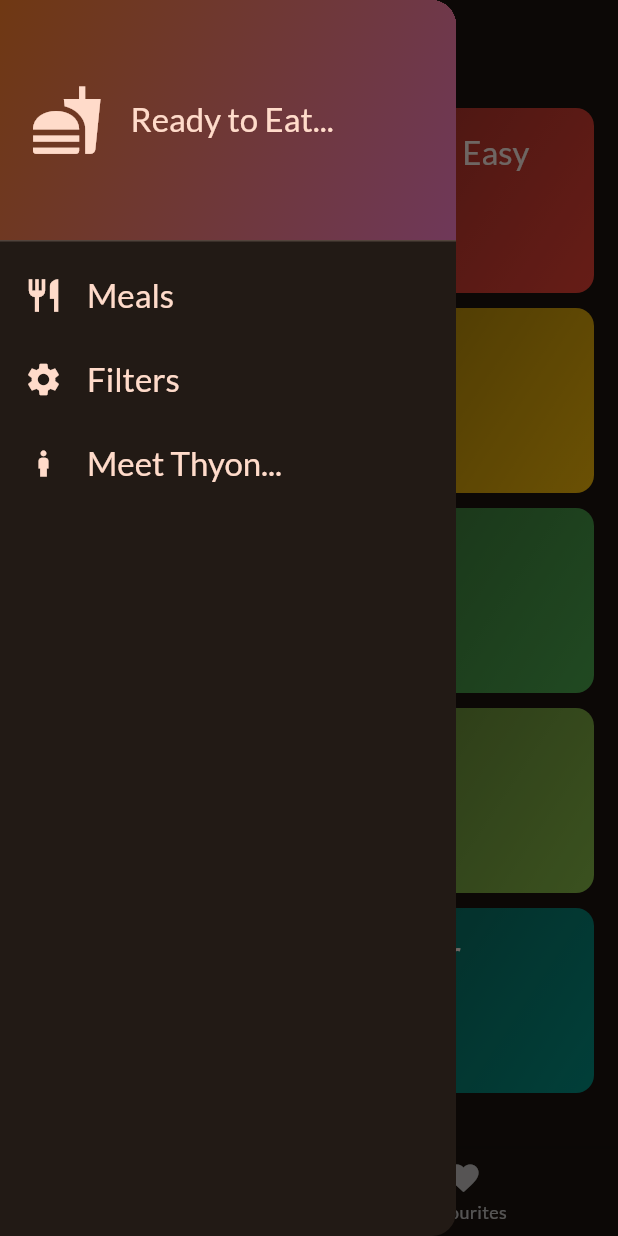
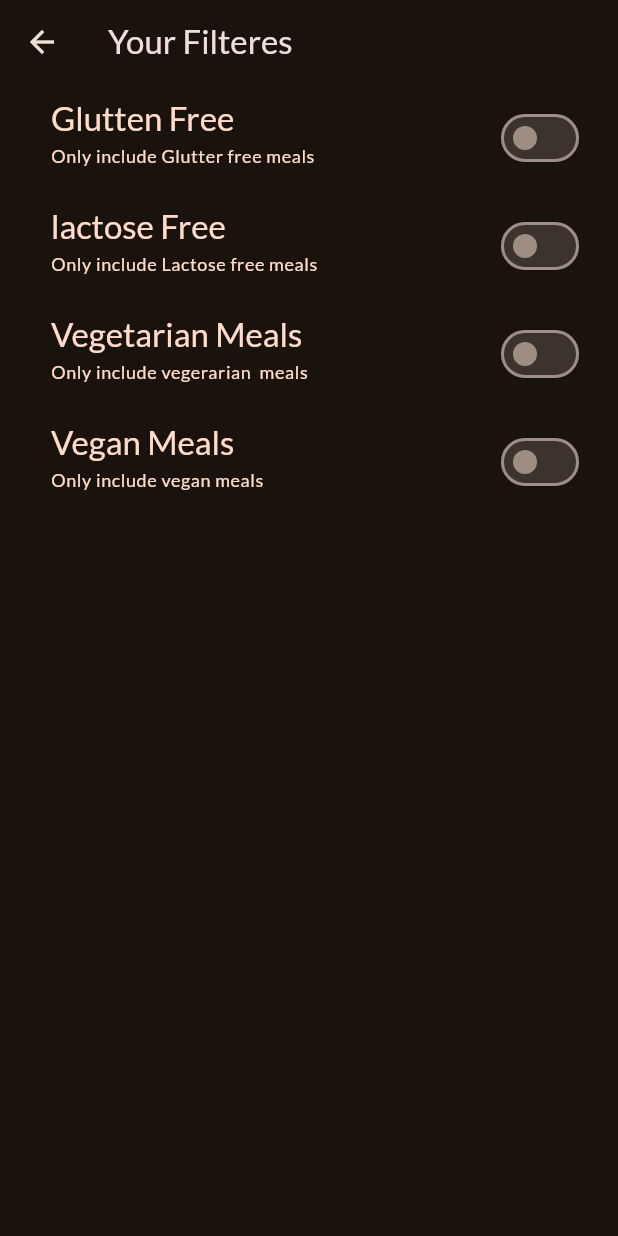
Before and after one commit to Thyon3/Mobile-App-Projects, a Flutter app: the screen it shows after launch, in the side drawer, after a tap on "Filters", on a phone screen of 412 x 824 dp. Run offline on Flutter 3.47's test engine with Material 3 defaults, Android fonts, the light colour scheme and no system bars; our stand-ins replace google_fonts, transparent_image.

Commit message:
filters added

```diff
--- /dev/null
+++ b/healthy_meals_app/lib/Screen/filters.dart
@@ -0,0 +1,118 @@
+import 'package:flutter/material.dart';
+
+class Filters extends StatefulWidget {
+  Filters({super.key});
+  @override
+  State<StatefulWidget> createState() {
+    // TODO: implement createState
+    return _FiltersState();
+  }
+}
+
+class _FiltersState extends State<Filters> {
+  var _gluttenFreeSet = false;
+  var _lactoseFreeSet = false;
+  var _vegetarianFilterSet = false;
+  var _veganFilterSet = false;
+  @override
+  // TODO: implement widget
+  Widget build(context) {
+    return Scaffold(
+      appBar: AppBar(
+        title: Text('Your Filteres'),
+      ),
+      body: Column(
+        children: [
+          SwitchListTile(
+            value: _gluttenFreeSet,
+            onChanged: (isChecked) {
+              setState(() {
+                _gluttenFreeSet = isChecked;
+              });
+            },
+            title: Text(
+              'Glutten Free',
+              style: Theme.of(context).textTheme.titleLarge!.copyWith(
+                    color: Theme.of(context).colorScheme.onPrimaryContainer,
+                  ),
+            ),
+            subtitle: Text(
+              'Only include Glutter free meals',
+              style: Theme.of(context).textTheme.bodySmall!.copyWith(
+                    color: Theme.of(context).colorScheme.onSecondaryContainer,
+                  ),
+            ),
+            activeColor: Theme.of(context).colorScheme.tertiary,
+            contentPadding: const EdgeInsets.only(left: 34, right: 22),
+          ),
+          SwitchListTile(
+            value: _lactoseFreeSet,
+            onChanged: (isChecked) {
+              setState(() {
+                _lactoseFreeSet = isChecked;
+              });
+            },
+            title: Text(
+              'lactose Free',
+              style: Theme.of(context).textTheme.titleLarge!.copyWith(
+                    color: Theme.of(context).colorScheme.onPrimaryContainer,
+                  ),
+            ),
+            subtitle: Text(
+              'Only include Lactose free meals',
+              style: Theme.of(context).textTheme.bodySmall!.copyWith(
+                    color: Theme.of(context).colorScheme.onSecondaryContainer,
+                  ),
+            ),
+            activeColor: Theme.of(context).colorScheme.tertiary,
+            contentPadding: const EdgeInsets.only(left: 34, right: 22),
+          ),
+          SwitchListTile(
+            value: _vegetarianFilterSet,
+            onChanged: (isChecked) {
+              setState(() {
+                _vegetarianFilterSet = isChecked;
+              });
+            },
+            title: Text(
+              'Vegetarian Meals',
+              style: Theme.of(context).textTheme.titleLarge!.copyWith(
+                    color: Theme.of(context).colorScheme.onPrimaryContainer,
+                  ),
+            ),
+            subtitle: Text(
+              'Only include vegerarian  meals',
+              style: Theme.of(context).textTheme.bodySmall!.copyWith(
+                    color: Theme.of(context).colorScheme.onSecondaryContainer,
+                  ),
+            ),
+            activeColor: Theme.of(context).colorScheme.tertiary,
+            contentPadding: const EdgeInsets.only(left: 34, right: 22),
+          ),
+          SwitchListTile(
+            value: _veganFilterSet,
+            onChanged: (isChecked) {
+              setState(() {
+                _veganFilterSet = isChecked;
+              });
+            },
+            title: Text(
+              'Vegan Meals',
+              style: Theme.of(context).textTheme.titleLarge!.copyWith(
+                    color: Theme.of(context).colorScheme.onPrimaryContainer,
+                  ),
+            ),
+            subtitle: Text(
+              'Only include vegan meals ',
+              style: Theme.of(context).textTheme.bodySmall!.copyWith(
+                    color: Theme.of(context).colorScheme.onSecondaryContainer,
+                  ),
+            ),
+            activeColor: Theme.of(context).colorScheme.tertiary,
+            contentPadding: const EdgeInsets.only(left: 34, right: 22),
+          ),
+        ],
+      ),
+    );
+  }
+}
--- a/healthy_meals_app/lib/Screen/tabs.dart
+++ b/healthy_meals_app/lib/Screen/tabs.dart
@@ -1,5 +1,6 @@
 import 'package:flutter/material.dart';
 import 'package:healthy_meals_app/Screen/Categories_Screen.dart';
+import 'package:healthy_meals_app/Screen/filters.dart';
 import 'package:healthy_meals_app/Screen/meals_screen.dart';
 import 'package:healthy_meals_app/Models/meal.dart';
 import 'package:healthy_meals_app/Widgets/mainDrawer.dart';
@@ -26,6 +27,14 @@ class _TabsScreenState extends State<TabsScreen> {
     setState(() {
       _selectedPageIndex = index;
     });
+  }
+
+  void _setScreen(String identifier) {
+    Navigator.of(context).pop();
+    if (identifier == 'filters') {
+      Navigator.of(context)
+          .push(MaterialPageRoute(builder: (context) => Filters()));
+    }
   }
 
   // showing info message
@@ -71,7 +80,9 @@ class _TabsScreenState extends State<TabsScreen> {
         appBar: AppBar(
           title: Text(activePageTitle),
         ),
-        drawer: Maindrawer(),
+        drawer: Maindrawer(setScreen: () {
+          _setScreen('filters');
+        }),
         body: activeScreen,
         bottomNavigationBar: BottomNavigationBar(
           // we have the onTab property whenever the tabs are clicked
--- a/healthy_meals_app/lib/Widgets/mainDrawer.dart
+++ b/healthy_meals_app/lib/Widgets/mainDrawer.dart
@@ -1,7 +1,9 @@
 import 'package:flutter/material.dart';
 
 class Maindrawer extends StatelessWidget {
-  Maindrawer({super.key});
+  Maindrawer({super.key, required this.setScreen});
+
+  final void Function() setScreen;
 
   Widget build(context) {
     return Drawer(
@@ -64,7 +66,7 @@ class Maindrawer extends StatelessWidget {
                     color: Theme.of(context).colorScheme.onPrimaryContainer,
                   ),
             ),
-            onTap: () {},
+            onTap: setScreen,
           ),
           ListTile(
             leading: Icon(
```
